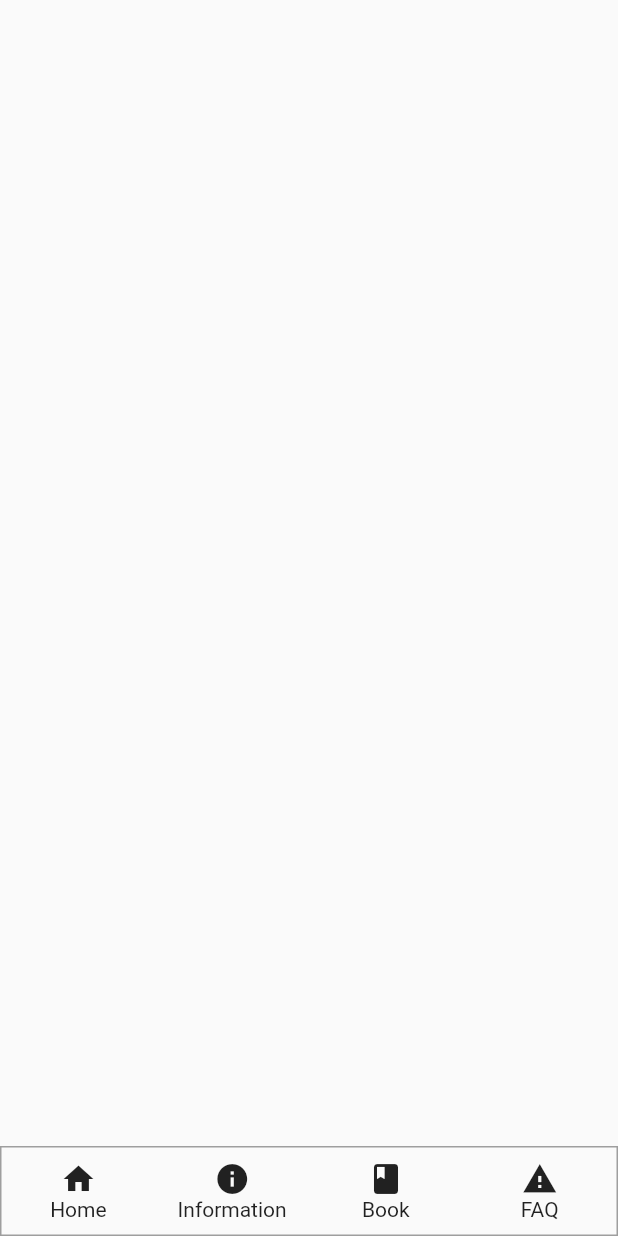
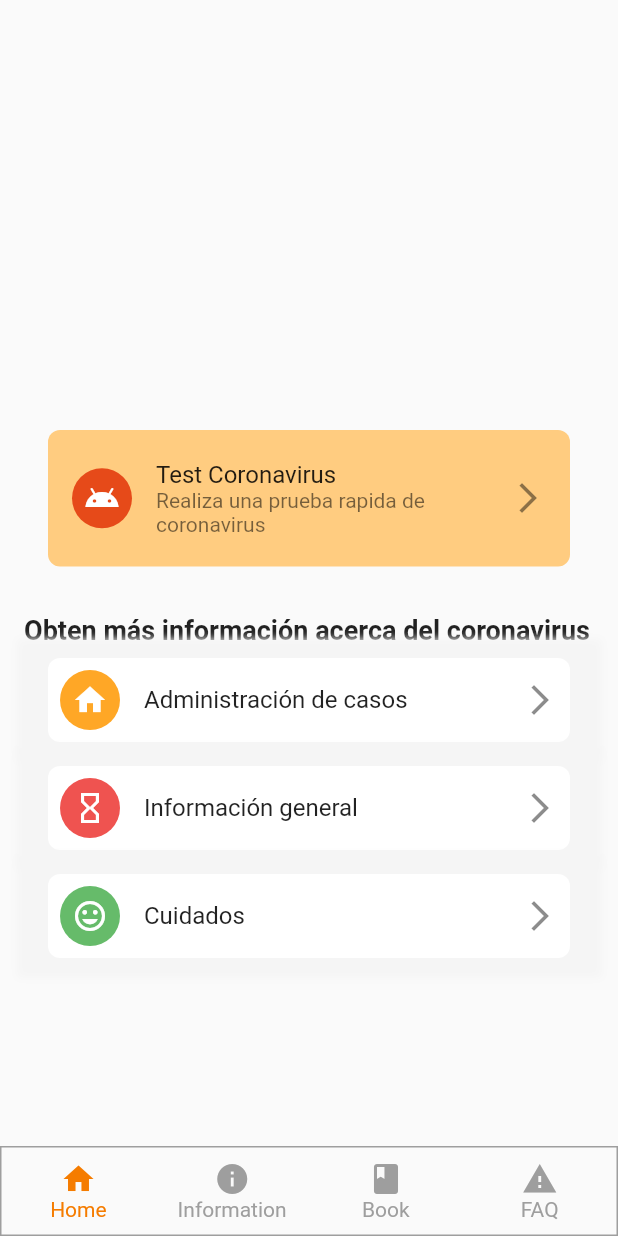
Before and after one commit to Alvardud/Curso-Flutter-online-2020, a Flutter app: the screen it shows after launch, on a phone screen of 412 x 824 dp. Run offline on Flutter 3.47's test engine with Material 2 defaults, Android fonts, the phone set to English and light mode, and no system bars.

Commit message:
cuarta claseg

```diff
--- a/lib/main.dart
+++ b/lib/main.dart
@@ -10,6 +10,7 @@ class MyApp extends StatelessWidget {
   @override
   Widget build(BuildContext context) {
     return MaterialApp(
+      theme: ThemeData(primarySwatch: Colors.deepOrange),
       debugShowCheckedModeBanner: false,
       home: Body(),
     );
@@ -54,8 +55,14 @@ class _BodyState extends State<Body> {
                 child: Column(
                   mainAxisAlignment: MainAxisAlignment.center,
                   children: <Widget>[
-                    Icon(constant.iconsBottomNavigationBar[i]),
-                    Text(constant.titlesBottomNavigationBar[i])
+                    Icon(constant.iconsBottomNavigationBar[i],
+                        color:
+                            _pointer == i ? Colors.orange[700] : Colors.grey),
+                    Text(constant.titlesBottomNavigationBar[i],
+                        style: TextStyle(
+                            color: _pointer == i
+                                ? Colors.orange[700]
+                                : Colors.grey)),
                   ],
                 ),
               ),
--- a/lib/ui/pages/home.dart
+++ b/lib/ui/pages/home.dart
@@ -35,16 +35,89 @@ class _GeneralInformation extends StatelessWidget {
   @override
   Widget build(BuildContext context) {
     return Container(
-      height: MediaQuery.of(context).size.height / 3 - 20,
+      decoration: BoxDecoration(
+        color: Colors.orange[200],
+        //border radius nos permite dar un borde de tipo redondeado
+        borderRadius: BorderRadius.circular(8.0),
+      ),
+      margin: EdgeInsets.all(32.0),
+      padding: EdgeInsets.all(16.0),
+      //ListTile es un widget que contiene atributos como items a la izquierda y derecha titulos y otros
+      //este se acomoda perfectamente a items de tipo lista
+      child: ListTile(
+        contentPadding: EdgeInsets.all(0.0),
+        //leading es el widget que estara mas proximo a la izquierda
+        leading: CircleAvatar(
+          child: Icon(Icons.android, color: Colors.white),
+        ),
+        title: Text('Test Coronavirus'),
+        subtitle: Text('Realiza una prueba rapida de coronavirus'),
+        //trailing es el widget que estara mas proximo a la derecha
+        trailing: Icon(Icons.arrow_forward_ios),
+      ),
     );
   }
 }
 
 class _ListInformation extends StatelessWidget {
+  Widget _title() {
+    return Text(
+      'Obten más información acerca del coronavirus',
+      style: TextStyle(fontSize: 18.0, fontWeight: FontWeight.bold),
+    );
+  }
+
+  Widget _customListTile({String title, Color color, IconData icon}) {
+    return Container(
+      padding: EdgeInsets.symmetric(horizontal: 16.0, vertical: 8.0),
+      decoration: BoxDecoration(boxShadow: [
+        BoxShadow(color: Colors.grey[100], blurRadius: 4.0, spreadRadius: 5.0)
+      ]),
+      child: Container(
+        decoration: BoxDecoration(
+            color: Colors.white, borderRadius: BorderRadius.circular(8.0)),
+        child: ListTile(
+          contentPadding: EdgeInsets.symmetric(horizontal: 8.0, vertical: 0.0),
+          leading: CircleAvatar(
+            backgroundColor: color,
+            child: Icon(icon, color: Colors.white),
+          ),
+          title: Text(title),
+          trailing: Icon(Icons.arrow_forward_ios),
+        ),
+      ),
+    );
+  }
+
   @override
   Widget build(BuildContext context) {
-    return Container(
-      height: MediaQuery.of(context).size.height / 3 - 20,
-    );
+    return Expanded(
+        child: Container(
+      margin: EdgeInsets.symmetric(horizontal: 16.0),
+      width: MediaQuery.of(context).size.width,
+      child: Column(
+        crossAxisAlignment: CrossAxisAlignment.start,
+        children: <Widget>[
+          _title(),
+          ListView(
+            shrinkWrap: true,
+            children: <Widget>[
+              _customListTile(
+                  title: 'Administración de casos',
+                  color: Colors.orange[400],
+                  icon: Icons.home),
+              _customListTile(
+                  title: 'Información general',
+                  color: Colors.red[400],
+                  icon: Icons.hourglass_empty),
+              _customListTile(
+                  title: 'Cuidados',
+                  color: Colors.green[400],
+                  icon: Icons.insert_emoticon)
+            ],
+          ),
+        ],
+      ),
+    ));
   }
 }
```
